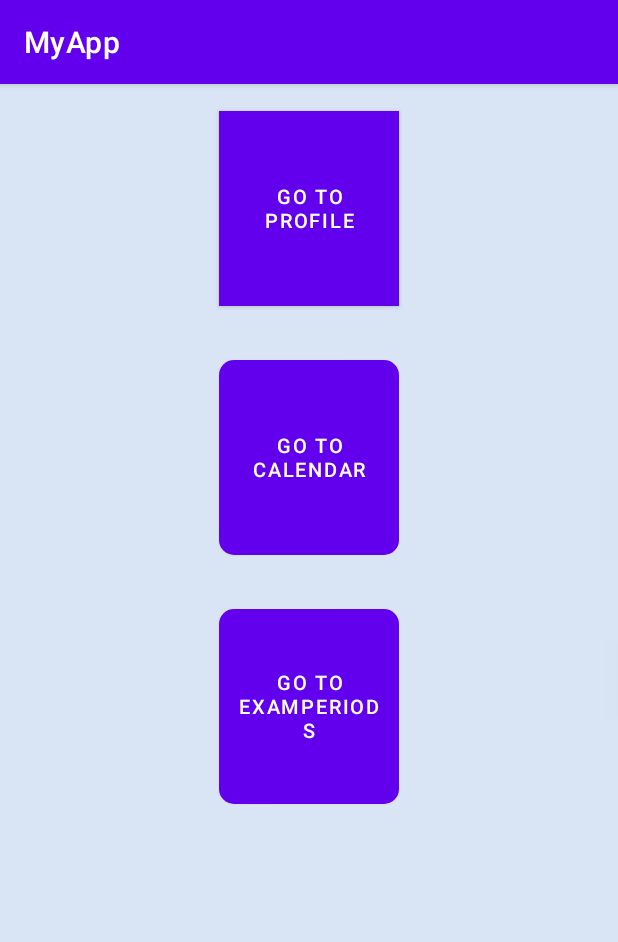
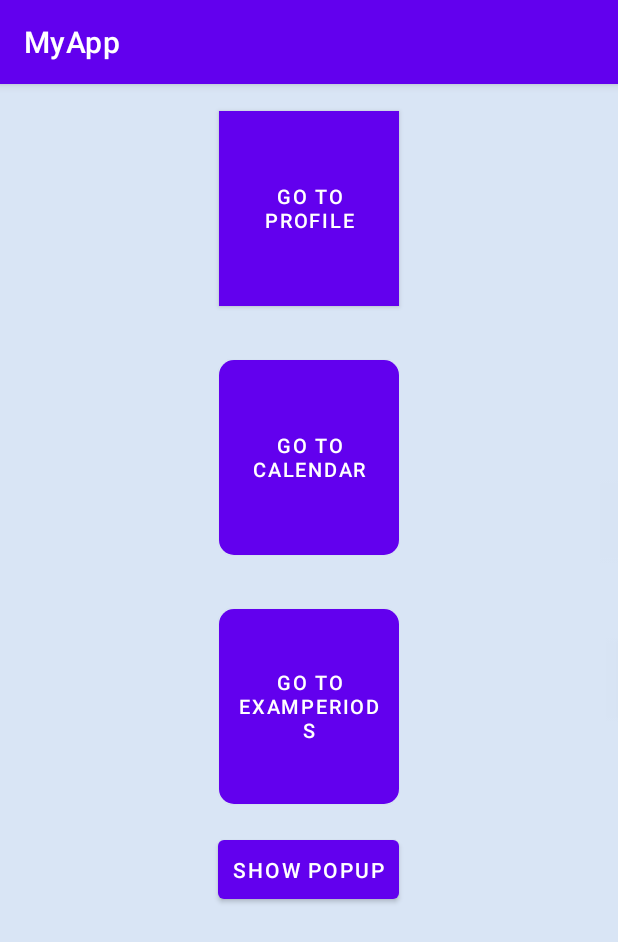
Before and after one commit to XhenetaHasanii/MyApp, an Android app: the Menu screen opened directly, with no data from a screen before it, on a phone screen of 412 x 824 dp. Shown: the top 942 px of the screen. Run offline under Robolectric (Android 15) with nearby library versions, the phone set to English and light mode, and no system bars.

Commit message:
Reformatted Code

```diff
--- a/app/src/main/java/com/example/myapp/ExamPeriods.java
+++ b/app/src/main/java/com/example/myapp/ExamPeriods.java
@@ -19,12 +19,12 @@ public class ExamPeriods extends AppCompatActivity {
         button.setOnClickListener(new View.OnClickListener() {
             @Override
             public void onClick(View v) {
-                goToSubjects();
+                goToSubjects(v);
 
             }});}
 
-        public void goToSubjects(){
-        Intent intent=new Intent(this,CustomPopMain.class);
+        public void goToSubjects(View view){
+        Intent intent=new Intent(this,StudentProfile.class);
         startActivity(intent);
         }
 
--- a/app/src/main/java/com/example/myapp/Menu.java
+++ b/app/src/main/java/com/example/myapp/Menu.java
@@ -16,7 +16,7 @@ public class Menu extends AppCompatActivity {
     @Override
     protected void onCreate(Bundle savedInstanceState) {
         super.onCreate(savedInstanceState);
-        setContentView(R.layout.activity_main_button);
+        setContentView(R.layout.menu);
         Button button1=(Button)findViewById(R.id.button1);
         Button button2=(Button) findViewById(R.id.button2);
         Button button3=(Button)findViewById(R.id.button3);
@@ -39,8 +39,8 @@ public class Menu extends AppCompatActivity {
             {
                goToExamPeriods();
             }
-        });
-    }
+        });}
+
     public void goToProfile(){
         Intent intent=new Intent(this,StudentProfile.class);
         startActivity(intent);
@@ -56,4 +56,5 @@ public void goToCalendar(){
 
 
 
+
 }
--- a/app/src/main/res/layout/activity_main_button.xml
+++ b/app/src/main/res/layout/menu.xml
@@ -51,5 +51,12 @@
             android:padding="12dp"
             android:layout_margin="18dp"
             android:onClick="goToExamPeriods"/>
+        <Button
+            android:id="@+id/buttonPopup"
+            android:layout_width="wrap_content"
+            android:layout_height="wrap_content"
+            android:text="Show Popup"
+            android:layout_gravity="center_horizontal"
+            android:padding="10dp" />
     </LinearLayout>
 </RelativeLayout>
```
Also changed, not shown: app/src/main/res/layout/custom_popup.xml (added, +23 -0 lines).
